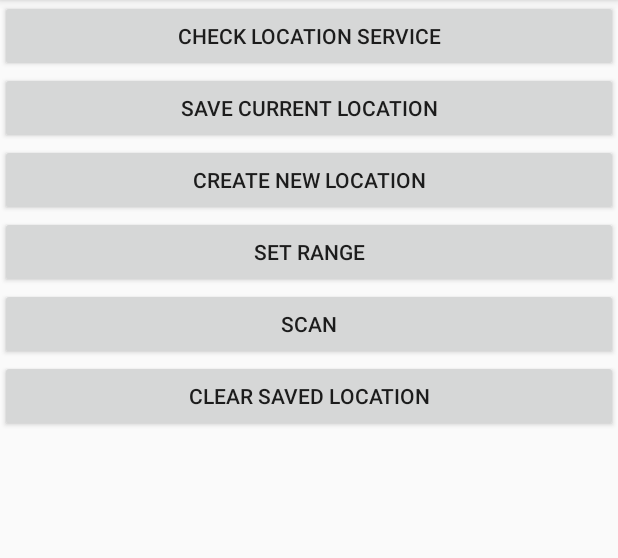
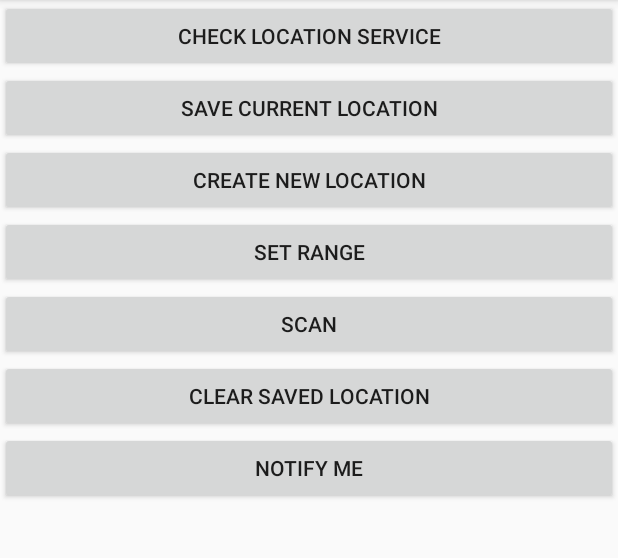
Before and after one commit to appslattur/dummy, an Android app: the screen it shows after launch (MainActivity), on a phone screen of 412 x 824 dp, the part 84-642 px from its top. Run offline under Robolectric (Android 15) with nearby library versions, the light colour scheme and no system bars.

Commit message:
Added Button For NotificationTesting

```diff
--- a/Appslattur/app/src/main/res/layout/activity_main.xml
+++ b/Appslattur/app/src/main/res/layout/activity_main.xml
@@ -47,6 +47,13 @@
             android:text="Clear Saved Location"
             android:id="@+id/clearlocations"
             android:layout_gravity="center_horizontal" />
+
+        <Button
+            android:layout_width="match_parent"
+            android:layout_height="wrap_content"
+            android:text="Notify Me"
+            android:id="@+id/noti"
+            android:layout_gravity="center_horizontal" />
     </LinearLayout>
 
 
```
Also changed, not shown: Appslattur/app/src/main/java/com/example/ari/appslattur/MainActivity.java (+11 -0 lines).
